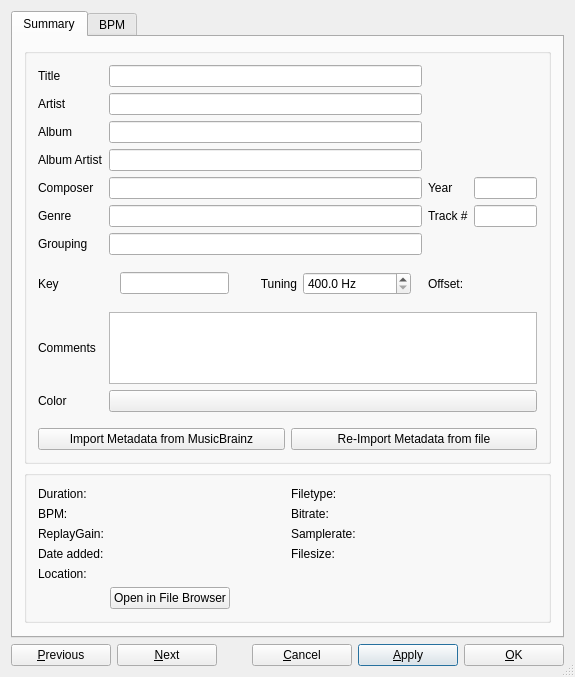
Old version of the form src/library/dlgtrackinfo.ui in the repository mixxxdj/mixxx.
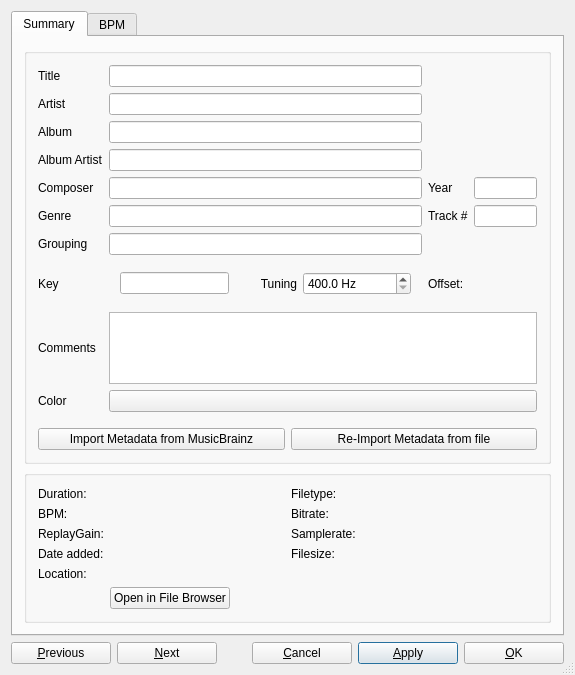
New version of the form.

Commit message:
Track Info: expand only Comment editor when expanding vertically
also fix cover and star rating on show and late resize events

Patch:
```diff
--- a/src/library/dlgtrackinfo.ui
+++ b/src/library/dlgtrackinfo.ui
@@ -47,7 +47,7 @@
       <attribute name="title">
        <string>Summary</string>
       </attribute>
-      <layout class="QVBoxLayout" name="summary_layout">
+      <layout class="QVBoxLayout" name="summary_layout" stretch="1,0,0">
        <item>
         <widget class="QGroupBox" name="groupBox">
          <layout class="QGridLayout" name="tags_layout" columnstretch="0,10,0,2">
@@ -801,22 +801,6 @@
          </layout>
         </widget>
        </item>
-       <item>
-        <spacer name="verticalSpacer_2">
-         <property name="orientation">
-          <enum>Qt::Vertical</enum>
-         </property>
-         <property name="sizeType">
-          <enum>QSizePolicy::MinimumExpanding</enum>
-         </property>
-         <property name="sizeHint" stdset="0">
-          <size>
-           <width>20</width>
-           <height>2</height>
-          </size>
-         </property>
-        </spacer>
-       </item>
       </layout>
      </widget>
 
```
Left out of the diff: 2 changed lines with no effect on the pictures. The commit also changes 5 other files.
